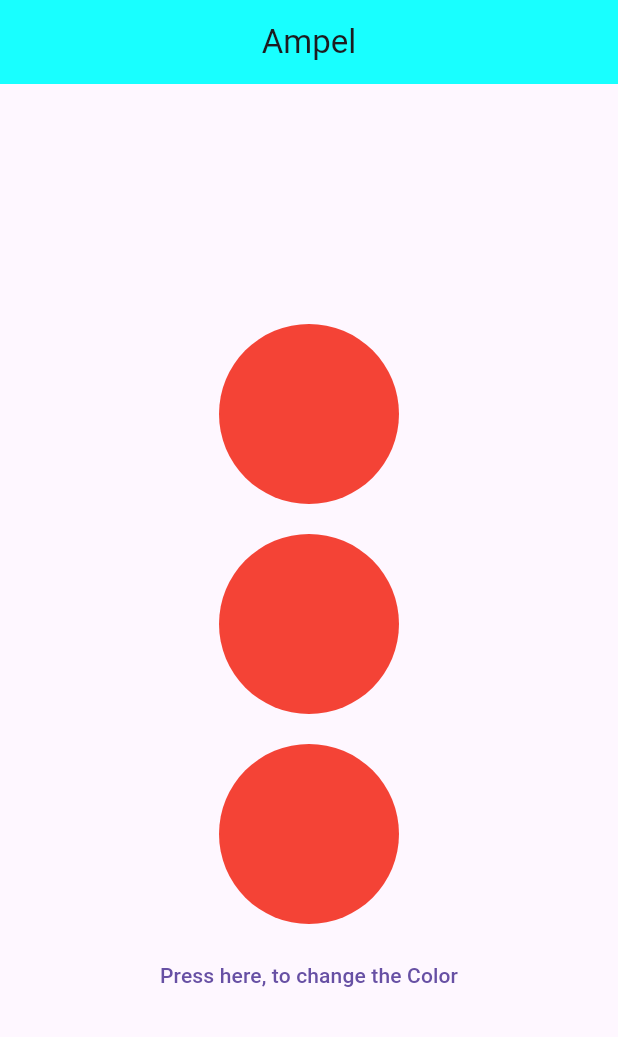
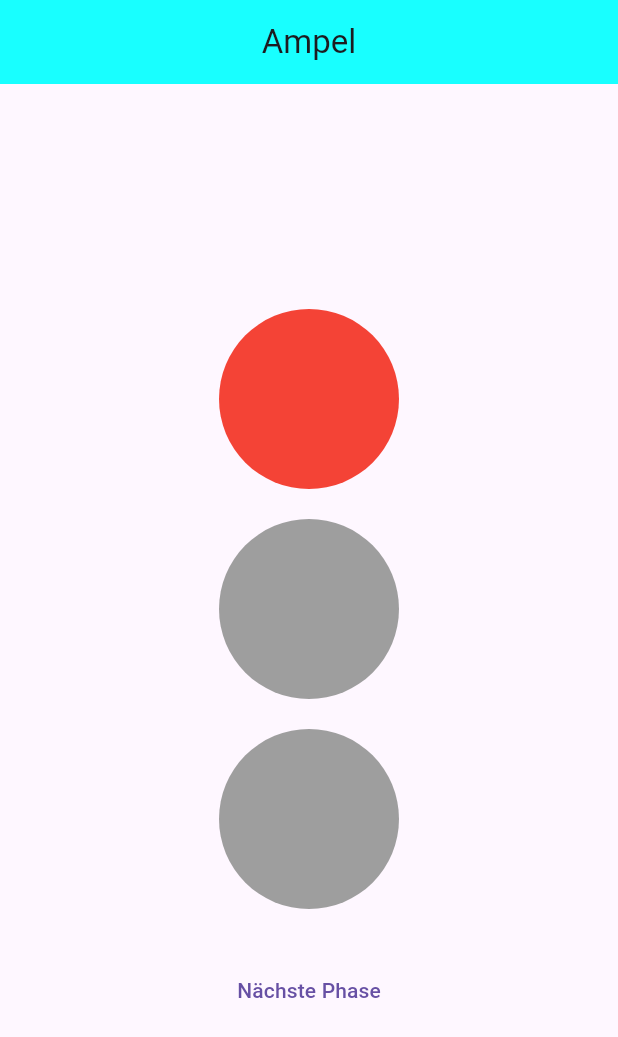
Before and after one commit to SHADOW383-svg/First-Flutter, a Flutter app: the screen it shows after launch, on a phone screen of 412 x 824 dp. Shown: the top 1037 px of the screen. Run offline on Flutter 3.47's test engine with Material 3 defaults, Android fonts, the light colour scheme and no system bars.

Commit message:
Ampel realis. Phasen von Chat

```diff
--- a/lib/main.dart
+++ b/lib/main.dart
@@ -4,17 +4,16 @@ void main() {
   runApp(const MyApp());
 }
 
-// Globales Widget -> beschreibt festgelegte Parameter der App im ganzen
+// Globales Widget
 class MyApp extends StatelessWidget {
   const MyApp({super.key});
 
   @override
   Widget build(BuildContext context) {
-    return const MaterialApp(title: 'My App', home: HomePage());
+    return const MaterialApp(title: 'Ampel', home: HomePage());
   }
 }
 
-//Das ist essentiell, wenn man mit StatefulWidgets arbeiten will
 class HomePage extends StatefulWidget {
   const HomePage({super.key});
 
@@ -26,20 +25,21 @@ class Ampel extends ChangeNotifier {
   int _currentIndex = 0;
   int get currentIndex => _currentIndex;
 
-  List<Color> farbe = [Colors.red, Colors.yellow, Colors.green];
+  final Map<int, (Color, Color, Color)> phases = {
+    0: (Colors.red, Colors.grey, Colors.grey), // Rot
+    1: (Colors.red, Colors.yellow, Colors.grey), // Rot + Gelb
+    2: (Colors.grey, Colors.grey, Colors.green), // Grün
+    3: (Colors.grey, Colors.yellow, Colors.grey), // Gelb
+  };
 
-  void changeColor() {
-    _currentIndex = currentIndex + 1;
-
-    if (_currentIndex == farbe.length) {
-      _currentIndex = 0;
-    }
+  void nextPhase() {
+    _currentIndex = (_currentIndex + 1) % phases.length;
     notifyListeners();
   }
 }
 
 class _HomePageState extends State<HomePage> {
-  late Ampel ampel1;
+  late final Ampel ampel1;
 
   @override
   void initState() {
@@ -64,61 +64,34 @@ class _HomePageState extends State<HomePage> {
       body: Center(
         child: Column(
           mainAxisAlignment: MainAxisAlignment.center,
-          crossAxisAlignment: CrossAxisAlignment.center,
           children: [
             ListenableBuilder(
               listenable: ampel1,
               builder: (context, child) {
+                final phase = ampel1.phases[ampel1.currentIndex]!;
+
                 return Column(
-                  children: [
-                    Container(
-                      width: 120,
-                      height: 120,
-                      padding: EdgeInsets.all(10),
-                      margin: EdgeInsets.all(10),
-                      alignment: Alignment.center,
-                      decoration: BoxDecoration(
-                        color: ampel1.farbe[ampel1.currentIndex],
-                        shape: BoxShape.circle,
-                      ),
-                    ),
-
-                    Container(
-                      width: 120,
-                      height: 120,
-                      padding: EdgeInsets.all(10),
-                      margin: EdgeInsets.all(10),
-                      alignment: Alignment.center,
-                      decoration: BoxDecoration(
-                        color: ampel1.farbe[ampel1.currentIndex],
-                        shape: BoxShape.circle,
-                      ),
-                    ),
-                    Container(
-                      width: 120,
-                      height: 120,
-                      padding: EdgeInsets.all(10),
-                      margin: EdgeInsets.all(10),
-                      alignment: Alignment.center,
-                      decoration: BoxDecoration(
-                        color: ampel1.farbe[ampel1.currentIndex],
-                        shape: BoxShape.circle,
-                      ),
-                    ),
-                  ],
+                  children: [_lamp(phase.$1), _lamp(phase.$2), _lamp(phase.$3)],
                 );
               },
             ),
-
+            const SizedBox(height: 20),
             TextButton(
-              onPressed: () {
-                ampel1.changeColor();
-              },
-              child: Text("Press here, to change the Color"),
+              onPressed: ampel1.nextPhase,
+              child: const Text("Nächste Phase"),
             ),
           ],
         ),
       ),
     );
   }
+
+  Widget _lamp(Color color) {
+    return Container(
+      width: 120,
+      height: 120,
+      margin: const EdgeInsets.all(10),
+      decoration: BoxDecoration(color: color, shape: BoxShape.circle),
+    );
+  }
 }
```
